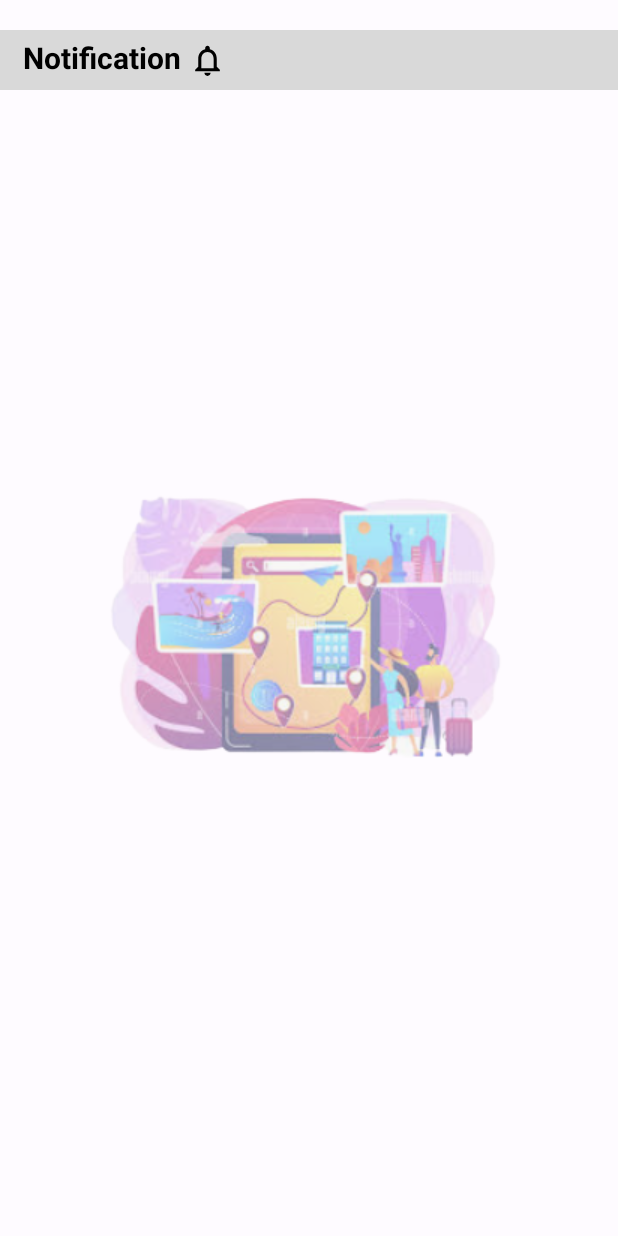
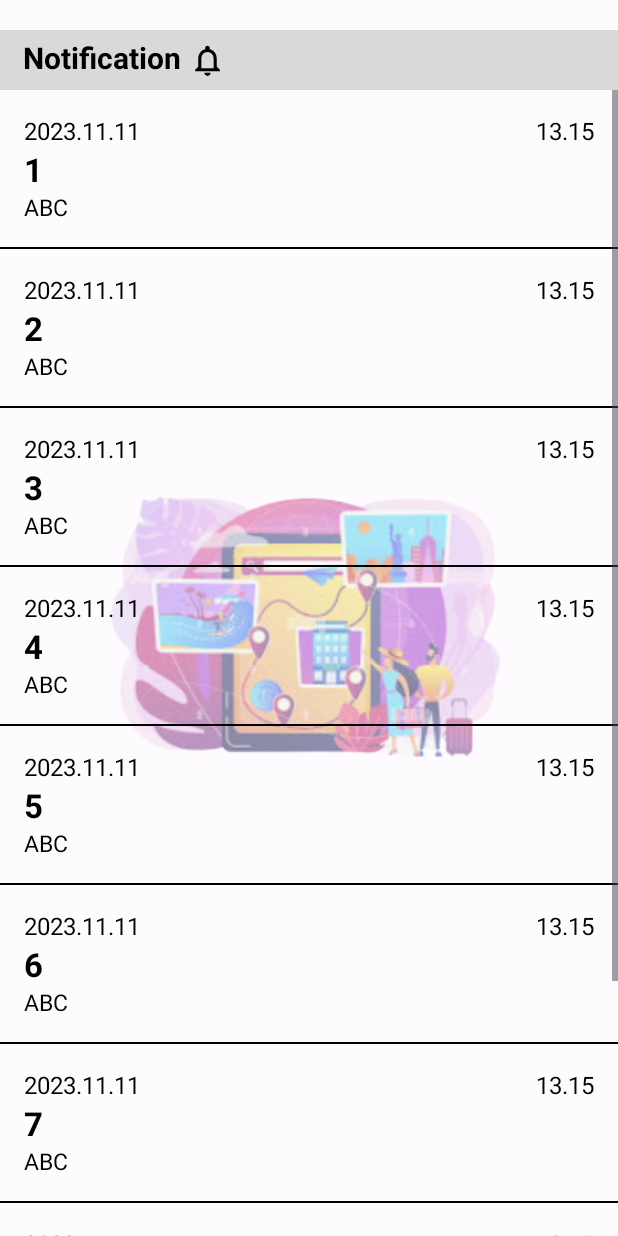
Before and after one commit to ousl-group-Interceptor/mCamp, an Android app: the ActivityNotification screen opened directly, with no data from a screen before it, on a phone screen of 412 x 824 dp. Run offline under Robolectric (Android 15) with nearby library versions, the phone set to English and light mode, and no system bars; our stand-ins replace Firebase (no records; nobody signed in at launch, a user with empty details on screens opened directly).

Commit message:
Notification

```diff
--- a/app/src/main/java/com/interceptor/mcamp/ActivityNotification.java
+++ b/app/src/main/java/com/interceptor/mcamp/ActivityNotification.java
@@ -1,14 +1,131 @@
 package com.interceptor.mcamp;
 
+import androidx.annotation.NonNull;
 import androidx.appcompat.app.AppCompatActivity;
 
+import android.annotation.SuppressLint;
+import android.content.Intent;
+import android.net.Uri;
 import android.os.Bundle;
+import android.view.LayoutInflater;
+import android.widget.LinearLayout;
+import android.widget.TextView;
+
+import com.google.firebase.database.DataSnapshot;
+import com.google.firebase.database.DatabaseError;
+import com.google.firebase.database.ValueEventListener;
+
+import java.util.Objects;
 
 public class ActivityNotification extends AppCompatActivity {
+
+    LinearLayout parentContainer;
+    LayoutInflater inflater;
 
     @Override
     protected void onCreate(Bundle savedInstanceState) {
         super.onCreate(savedInstanceState);
         setContentView(R.layout.activity_notification);
+
+        parentContainer = findViewById(R.id.notificationView);
+        inflater = LayoutInflater.from(this);
+
+        load();
+    }
+
+    private void load() {
+        clearViewChild();
+        for (int i = 1; i <= 10; i++) {
+            addNotification("2023.11.11", "13.15", String.valueOf(i), "ABC");
+        }
+    }
+
+    @SuppressLint("QueryPermissionsNeeded")
+    private void addNotification(String date, String time, String title, String description) {
+        // Inflate the XML layout to obtain the view object
+        LinearLayout xmlView = (LinearLayout) inflater.inflate(R.layout.one_notification, parentContainer, false);
+
+        // Customize the view or set data to it
+        TextView textDate = xmlView.findViewById(R.id.notification_date);
+        TextView textTime = xmlView.findViewById(R.id.notification_time);
+        TextView textTitle = xmlView.findViewById(R.id.notification_title);
+        TextView textDescription = xmlView.findViewById(R.id.notification_description);
+
+        textDate.setText(date);
+        textTime.setText(time);
+        textTitle.setText(title);
+        textDescription.setText(description);
+
+//        xmlView.setOnClickListener(v -> {
+//            Intent intent = new Intent(Intent.ACTION_VIEW, Uri.parse(youtubeLink));
+//            intent.addFlags(Intent.FLAG_ACTIVITY_NEW_TASK);
+//
+//            // Check if the YouTube app is installed
+//            if (intent.resolveActivity(getPackageManager()) != null) {
+//                // Open the YouTube link in the app
+//                startActivity(intent);
+//            } else {
+//                // If the YouTube app is not installed, open the link in a web browser
+//                intent.setPackage(null);
+//                startActivity(intent);
+//            }
+//        });
+
+        // Add the view to the parent container
+        parentContainer.addView(xmlView);
+    }
+
+//    private void load(){
+//        Data.child("video").addValueEventListener(new ValueEventListener() {
+//            @Override
+//            public void onDataChange(@NonNull DataSnapshot dataSnapshot) {
+//                parentContainer.removeAllViews();
+//                for (DataSnapshot snapshot : dataSnapshot.getChildren()){
+//                    String url = Objects.requireNonNull(snapshot.child("url").getValue()).toString();
+//                    String name = Objects.requireNonNull(snapshot.child("name").getValue()).toString();
+//                    videoAdd(name,url);
+//                }
+//            }
+//
+//            @Override
+//            public void onCancelled(@NonNull DatabaseError error) {
+//
+//            }
+//        });
+//    }
+//
+//    @SuppressLint("QueryPermissionsNeeded")
+//    private void videoAdd(String name, String url){
+//        // Inflate the XML layout to obtain the view object
+//        LinearLayout xmlView = (LinearLayout) inflater.inflate(R.layout.one_video, parentContainer, false);
+//
+//        // Customize the view or set data to it
+//        TextView videoName=xmlView.findViewById(R.id.video_name);
+//        String youtubeLink = url;
+//
+//        videoName.setText(name);
+//
+//        xmlView.setOnClickListener(v -> {
+//            Intent intent = new Intent(Intent.ACTION_VIEW, Uri.parse(youtubeLink));
+//            intent.addFlags(Intent.FLAG_ACTIVITY_NEW_TASK);
+//
+//            // Check if the YouTube app is installed
+//            if (intent.resolveActivity(getPackageManager()) != null) {
+//                // Open the YouTube link in the app
+//                startActivity(intent);
+//            } else {
+//                // If the YouTube app is not installed, open the link in a web browser
+//                intent.setPackage(null);
+//                startActivity(intent);
+//            }
+//        });
+//
+//        // Add the view to the parent container
+//        parentContainer.addView(xmlView);
+//    }
+
+    private void clearViewChild() {
+        // Remove all views from the parent layout
+        parentContainer.removeAllViews();
     }
 }
--- a/app/src/main/java/com/interceptor/mcamp/ActivitySplash.java
+++ b/app/src/main/java/com/interceptor/mcamp/ActivitySplash.java
@@ -2,6 +2,9 @@ package com.interceptor.mcamp;
 
 import androidx.appcompat.app.AppCompatActivity;
 
+import android.annotation.SuppressLint;
+import android.app.AlertDialog;
+import android.content.Intent;
 import android.os.Bundle;
 import android.view.View;
 
@@ -19,5 +22,17 @@ public class ActivitySplash extends AppCompatActivity {
 
     public void openWelcome(View view) {
         //navigate to welcome page
+        startActivity(new Intent(this, ActivityNotification.class));
+    }
+
+    @SuppressLint("MissingSuperCall")
+    @Override
+    public void onBackPressed() {
+        new AlertDialog.Builder(this)
+                .setTitle("Exit App")
+                .setMessage("Are you sure you want to exit?")
+                .setPositiveButton("Yes", (dialog, which) -> finishAffinity())
+                .setNegativeButton("No", null)
+                .show();
     }
 }
--- a/app/src/main/res/layout/activity_notification.xml
+++ b/app/src/main/res/layout/activity_notification.xml
@@ -7,6 +7,7 @@
     tools:context=".ActivityNotification">
 
     <ImageView
+        android:id="@+id/imageView3"
         android:layout_width="wrap_content"
         android:layout_height="wrap_content"
         android:contentDescription="@string/notificationbg"
@@ -18,6 +19,7 @@
         tools:ignore="ImageContrastCheck" />
 
     <View
+        android:id="@+id/view2"
         android:layout_width="match_parent"
         android:layout_height="match_parent"
         android:background="#80FFFFFF"
@@ -59,6 +61,33 @@
         app:layout_constraintStart_toEndOf="@id/title"
         app:layout_constraintTop_toTopOf="@id/view"
         app:srcCompat="@drawable/baseline_notifications_none_24"
-        tools:ignore="ImageContrastCheck" />
+        tools:ignore="ImageContrastCheck,RtlSymmetry" />
+
+    <ScrollView
+        android:layout_width="match_parent"
+        android:layout_height="wrap_content"
+        android:paddingBottom="60dp"
+        app:layout_constraintTop_toBottomOf="@+id/view">
+
+        <LinearLayout
+            android:id="@+id/notificationView"
+            android:layout_width="match_parent"
+            android:layout_height="wrap_content"
+            android:orientation="vertical">
+
+            <TextView
+                android:id="@+id/no_notification"
+                android:layout_width="match_parent"
+                android:layout_height="wrap_content"
+                android:layout_marginTop="150dp"
+                android:textAlignment="center"
+                android:text="@string/no_results_yet"
+                android:textColor="@color/black"
+                android:textSize="16sp"
+                tools:ignore="TouchTargetSizeCheck" />
+
+        </LinearLayout>
+
+    </ScrollView>
 
 </androidx.constraintlayout.widget.ConstraintLayout>
--- /dev/null
+++ b/app/src/main/res/layout/one_notification.xml
@@ -0,0 +1,73 @@
+<LinearLayout xmlns:android="http://schemas.android.com/apk/res/android"
+    xmlns:tools="http://schemas.android.com/tools"
+    android:id="@+id/one_notification"
+    android:layout_width="match_parent"
+    android:layout_height="wrap_content"
+    android:orientation="vertical">
+
+    <LinearLayout
+        android:id="@+id/click_me"
+        android:layout_width="match_parent"
+        android:layout_height="wrap_content"
+        android:clickable="true"
+        android:focusable="true"
+        android:orientation="vertical"
+        tools:ignore="UselessParent"
+        android:padding="16dp">
+
+        <LinearLayout
+            android:layout_width="match_parent"
+            android:layout_height="wrap_content"
+            android:orientation="horizontal">
+
+
+            <TextView
+                android:id="@+id/notification_date"
+                android:layout_width="wrap_content"
+                android:layout_height="wrap_content"
+                android:text="@string/date"
+                android:textColor="@color/black"
+                android:textSize="16sp"
+                tools:ignore="TouchTargetSizeCheck" />
+
+            <View
+                android:layout_width="0dp"
+                android:layout_height="match_parent"
+                android:layout_weight="1" />
+
+            <TextView
+                android:id="@+id/notification_time"
+                android:layout_width="wrap_content"
+                android:layout_height="wrap_content"
+                android:text="@string/time"
+                android:textColor="@color/black"
+                android:textSize="16sp"
+                tools:ignore="TouchTargetSizeCheck" />
+        </LinearLayout>
+
+        <TextView
+            android:id="@+id/notification_title"
+            android:layout_width="match_parent"
+            android:layout_height="wrap_content"
+            android:text="@string/name"
+            android:textColor="@color/black"
+            android:textSize="22sp"
+            android:textStyle="bold"
+            tools:ignore="TouchTargetSizeCheck" />
+
+        <TextView
+            android:id="@+id/notification_description"
+            android:layout_width="match_parent"
+            android:layout_height="wrap_content"
+            android:text="@string/name"
+            android:textColor="@color/black"
+            android:textSize="15sp"
+            tools:ignore="TouchTargetSizeCheck" />
+
+    </LinearLayout>
+
+    <View
+        android:layout_width="match_parent"
+        android:layout_height="1dp"
+        android:background="@color/black"/>
+</LinearLayout>
--- a/app/src/main/res/values/strings.xml
+++ b/app/src/main/res/values/strings.xml
@@ -4,4 +4,8 @@
     <string name="child_art">child_art</string>
     <string name="notificationbg">NotificationBG</string>
     <string name="notification">Notification</string>
+    <string name="date">date</string>
+    <string name="time">time</string>
+    <string name="name">name</string>
+    <string name="no_results_yet">No Results Yet</string>
 </resources>
```
